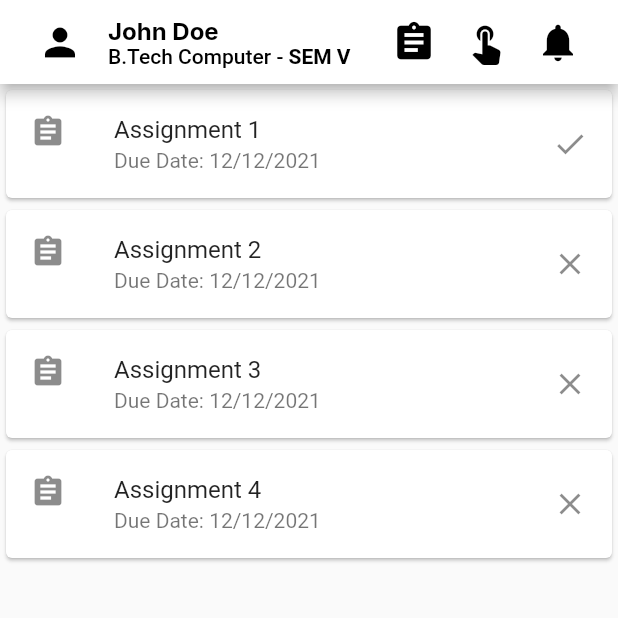
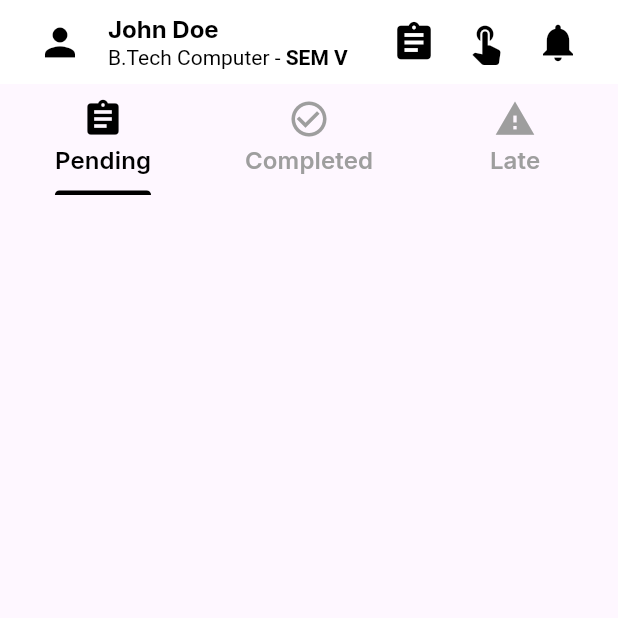
Before and after one commit to NMIMS-App/NMIMS-App, a Flutter app: the AssignmentsScreen screen opened directly, on a phone screen of 412 x 824 dp, the top half of it. Run offline on Flutter 3.47's test engine with Material 2 defaults, Android fonts, the light colour scheme and no system bars; our stand-ins replace google_fonts; missing offline and left inert: syncfusion_flutter_pdfviewer.

Commit message:
assignments screen

```diff
--- a/lib/models/assignment_item_model.dart
+++ b/lib/models/assignment_item_model.dart
@@ -1,40 +1,39 @@
-class Assignments {
-  Assignments({
+class Assignment {
+  Assignment({
     required this.assignmentName,
     required this.assignmentLink,
     required this.assignmentDueDate,
     required this.assignmentSubmitted,
+    required this.assignmentCourse,
   });
 
   String assignmentName;
   String assignmentLink;
-  String assignmentDueDate;
+  DateTime assignmentDueDate;
   bool assignmentSubmitted;
+  String assignmentCourse;
 }
 
 final assignments = [
-  Assignments(
+  Assignment(
     assignmentName: 'Assignment 1',
     assignmentLink: 'https://www.google.com',
-    assignmentDueDate: 'Due Date: 12/12/2021',
+    assignmentDueDate: DateTime(2021, 12, 12), // 12/12/2021
     assignmentSubmitted: true,
+    assignmentCourse: 'Android Development',
   ),
-  Assignments(
+  Assignment(
     assignmentName: 'Assignment 2',
     assignmentLink: 'https://www.google.com',
-    assignmentDueDate: 'Due Date: 12/12/2021',
+    assignmentDueDate: DateTime(2021, 11, 5), // 12/12/2021
     assignmentSubmitted: false,
+    assignmentCourse: 'Maths',
   ),
-  Assignments(
+  Assignment(
     assignmentName: 'Assignment 3',
     assignmentLink: 'https://www.google.com',
-    assignmentDueDate: 'Due Date: 12/12/2021',
+    assignmentDueDate: DateTime(2021, 1, 3), // 12/12/2021
     assignmentSubmitted: false,
-  ),
-  Assignments(
-    assignmentName: 'Assignment 4',
-    assignmentLink: 'https://www.google.com',
-    assignmentDueDate: 'Due Date: 12/12/2021',
-    assignmentSubmitted: false,
+    assignmentCourse: 'English',
   ),
 ];
--- a/lib/screens/assignments_screen.dart
+++ b/lib/screens/assignments_screen.dart
@@ -1,4 +1,5 @@
 import 'package:flutter/material.dart';
+import 'package:google_fonts/google_fonts.dart';
 import 'package:nmims_app/widgets/app_bar.dart';
 import 'package:nmims_app/widgets/assignment_item.dart';
 import 'package:nmims_app/models/assignment_item_model.dart';
@@ -13,18 +14,80 @@ class AssignmentsScreen extends StatefulWidget {
 class _AssignmentsScreenState extends State<AssignmentsScreen> {
   @override
   Widget build(BuildContext context) {
-    return Scaffold(
-      appBar: const CustomAppBar(),
-      body: ListView.builder(
-        itemCount: assignments.length,
-        itemBuilder: (context, index) {
-          return AssignmentItem(
-            assignmentName: assignments[index].assignmentName,
-            assignmentDueDate: assignments[index].assignmentDueDate,
-            assignmentSubmitted: assignments[index].assignmentSubmitted,
-          );
-        },
+    return DefaultTabController(
+      length: 3,
+      child: Scaffold(
+        appBar: const CustomAppBar(),
+        body: Column(
+          children: [
+            TabBar(
+              dividerColor: Colors.transparent,
+              automaticIndicatorColorAdjustment: true,
+              indicatorColor: Colors.black,
+              labelColor: Colors.black,
+              labelStyle: GoogleFonts.inter(
+                fontSize: 16,
+                fontWeight: FontWeight.w600,
+              ),
+              unselectedLabelColor: Colors.grey,
+              tabs: const [
+                Tab(
+                    icon: Icon(
+                      Icons.assignment,
+                      size: 28,
+                    ),
+                    text: 'Pending'),
+                Tab(
+                    icon: Icon(
+                      Icons.check_circle_outline,
+                      size: 28,
+                    ),
+                    text: 'Completed'),
+                Tab(
+                    icon: Icon(
+                      Icons.warning,
+                      size: 28,
+                    ),
+                    text: 'Late'),
+              ],
+            ),
+            Expanded(
+              child: TabBarView(
+                children: [
+                  _buildTab(assignments
+                      .where((a) => !a.assignmentSubmitted && !isLate(a))
+                      .toList()),
+                  _buildTab(
+                      assignments.where((a) => a.assignmentSubmitted).toList()),
+                  _buildTab(assignments
+                      .where((a) => !a.assignmentSubmitted && isLate(a))
+                      .toList()),
+                ],
+              ),
+            ),
+          ],
+        ),
       ),
     );
   }
+
+  bool isLate(Assignment assignment) {
+    final today = DateTime.now();
+    return today.isAfter(assignment.assignmentDueDate);
+  }
+
+  Widget _buildTab(List<Assignment> assignments) {
+    return ListView.builder(
+      itemCount: assignments.length,
+      itemBuilder: (context, index) {
+        final assignment = assignments[index];
+        return AssignmentItem(
+          assignmentName: assignment.assignmentName,
+          assignmentDueDate: assignment.assignmentDueDate.toString(),
+          assignmentSubmitted: assignment.assignmentSubmitted,
+          assignmentCourse: assignment.assignmentCourse,
+        );
+      },
+    );
+  }
 }
--- a/lib/screens/home_page.dart
+++ b/lib/screens/home_page.dart
@@ -55,7 +55,7 @@ class _HomePageState extends State<HomePage> {
                   return CategoryItem(
                     categoryName: categories[index].categoryName,
                     categoryIcon: categories[index].categoryIcon,
-                    categoryLink: categories[index].categoryLink,
+                    categoryScreen: categories[index].categoryScreen,
                   );
                 },
               ),
--- a/lib/widgets/category_item.dart
+++ b/lib/widgets/category_item.dart
@@ -6,12 +6,12 @@ class CategoryItem extends StatelessWidget {
     super.key,
     this.categoryName,
     this.categoryIcon,
-    required this.categoryLink,
+    required this.categoryScreen,
   });
 
   final String? categoryName;
   final IconData? categoryIcon;
-  final Widget categoryLink;
+  final Widget categoryScreen;
 
   @override
   Widget build(BuildContext context) {
@@ -21,7 +21,7 @@ class CategoryItem extends StatelessWidget {
         Navigator.push(
           context,
           MaterialPageRoute(
-            builder: (context) => categoryLink,
+            builder: (context) => categoryScreen,
           ),
         );
       },
--- a/pubspec.yaml
+++ b/pubspec.yaml
@@ -91,3 +91,5 @@ flutter:
   #
   # For details regarding fonts from package dependencies,
   # see https://flutter.dev/custom-fonts/#from-packages
+
+intl: ^0.17.0
```
Also changed, not shown: lib/main.dart (+5 -2 lines), lib/models/category_item_model.dart (+11 -11 lines), lib/widgets/assignment_item.dart (+64 -11 lines).
